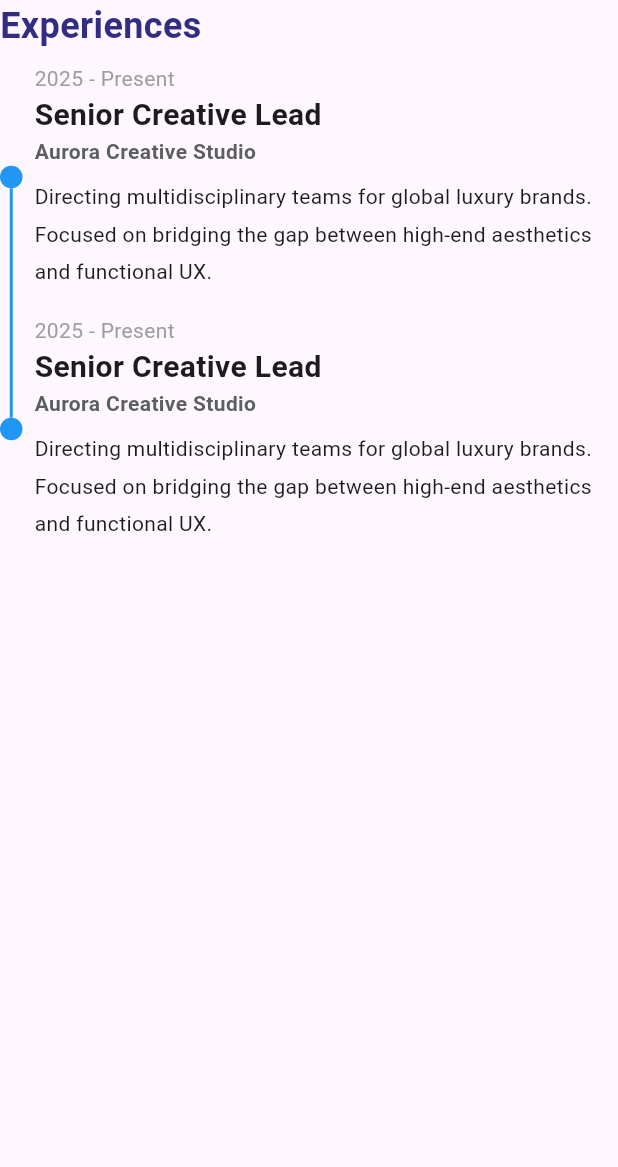
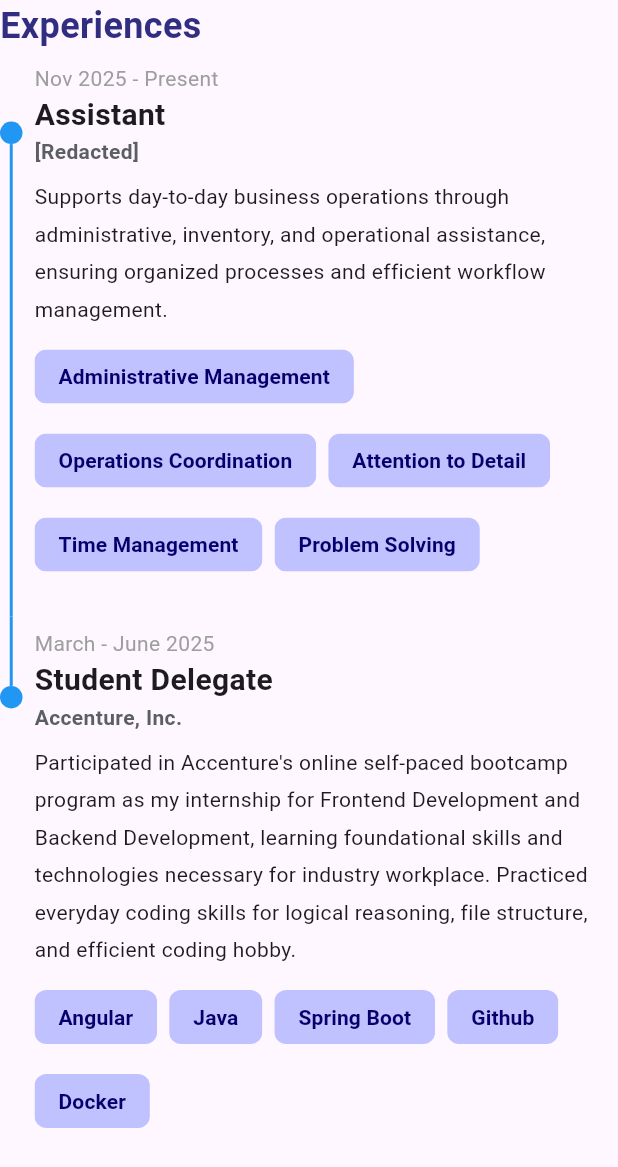
Before and after one commit to machiCHUCHU/portfolio, a Flutter app: the Experiences widget shown alone on an empty page, opened directly, on a phone screen of 412 x 824 dp. Shown: the top 1167 px of the screen. Run offline on Flutter 3.47's test engine with Material 3 defaults, Android fonts, the phone set to English and light mode, and no system bars; our stand-ins replace carousel_slider, timelines_plus.

Commit message:
added experiences

```diff
--- /dev/null
+++ b/lib/data/exp_data.dart
@@ -0,0 +1,42 @@
+class Experience {
+  final String company;
+  final String role;
+  final String duration;
+  final String desc;
+  final List<String> skills;
+
+  const Experience({
+    required this.company,
+    required this.role,
+    required this.duration,
+    required this.desc,
+    required this.skills,
+  });
+}
+
+class ExpData {
+  static const List<Experience> exp = [
+    Experience(
+      company: "[Redacted]",
+      role: "Assistant",
+      duration: "Nov 2025 - Present",
+      desc:
+          "Supports day-to-day business operations through administrative, inventory, and operational assistance, ensuring organized processes and efficient workflow management.",
+      skills: [
+        "Administrative Management",
+        "Operations Coordination",
+        "Attention to Detail",
+        "Time Management",
+        "Problem Solving",
+      ],
+    ),
+    Experience(
+      company: "Accenture, Inc.",
+      role: "Student Delegate",
+      duration: "March - June 2025",
+      desc:
+          "Participated in Accenture's online self-paced bootcamp program as my internship for Frontend Development and Backend Development, learning foundational skills and technologies necessary for industry workplace. Practiced everyday coding skills for logical reasoning, file structure, and efficient coding hobby.",
+      skills: ["Angular", "Java", "Spring Boot", "Github", "Docker"],
+    ),
+  ];
+}
--- a/lib/main.dart
+++ b/lib/main.dart
@@ -1,5 +1,6 @@
 import 'package:flutter/material.dart';
 import 'package:portfolio/widgets/about_me.dart';
+import 'package:portfolio/widgets/experiences.dart';
 import 'package:portfolio/widgets/profile.dart';
 import 'package:portfolio/widgets/projects.dart';
 
@@ -50,6 +51,7 @@ class MyPortfolio extends StatelessWidget {
                   const SizedBox(height: 8),
                   Projects(),
                   const SizedBox(height: 8),
+                  Experiences(),
                 ],
               ),
             ),
--- a/lib/widgets/experiences.dart
+++ b/lib/widgets/experiences.dart
@@ -1,8 +1,10 @@
 import 'package:flutter/material.dart';
 import 'package:timelines_plus/timelines_plus.dart';
+import '../data/exp_data.dart';
 
 class Experiences extends StatelessWidget {
-  const Experiences({super.key});
+  Experiences({super.key});
+  final List<Experience> exp = ExpData.exp;
 
   @override
   Widget build(BuildContext context) {
@@ -21,48 +23,63 @@ class Experiences extends StatelessWidget {
           shrinkWrap: true,
           physics: const NeverScrollableScrollPhysics(),
           builder: TimelineTileBuilder.connected(
-            itemCount: 2,
+            itemCount: exp.length,
             contentsAlign: ContentsAlign.basic,
             nodePositionBuilder: (context, index) => 0.0,
 
             connectorBuilder: (context, index, type) {
-              if (index == 1 && type == ConnectorType.end) {
+              if (index == exp.length - 1 && type == ConnectorType.end) {
                 return const TransparentConnector();
               }
-              return const SolidLineConnector();
+              return const SolidLineConnector(space: 8);
             },
             indicatorBuilder: (context, index) {
-              return const DotIndicator();
+              return Indicator.dot(position: 0.13);
             },
             contentsBuilder: (context, index) {
+              final Experience job = exp[index];
+
               return Padding(
                 padding: const EdgeInsets.all(8),
                 child: Column(
                   crossAxisAlignment: CrossAxisAlignment.start,
                   children: [
-                    const Text(
-                      "2025 - Present",
-                      style: TextStyle(color: Colors.grey),
-                    ),
-                    const Text(
-                      "Senior Creative Lead",
+                    Text(job.duration, style: TextStyle(color: Colors.grey)),
+                    Text(
+                      job.role,
                       style: TextStyle(
                         fontSize: 20,
                         fontWeight: FontWeight.bold,
                       ),
                     ),
-                    const Text(
-                      "Aurora Creative Studio",
+                    Text(
+                      job.company,
                       style: TextStyle(
                         color: Color(0xFF5C5F61),
                         fontWeight: FontWeight.bold,
                       ),
                     ),
                     const SizedBox(height: 8),
-                    const Text(
-                      "Directing multidisciplinary teams for global luxury brands. Focused on bridging the gap between high-end aesthetics and functional UX.",
-                      style: TextStyle(height: 1.8),
+                    Text(job.desc, style: TextStyle(height: 1.8)),
+                    const SizedBox(height: 8),
+                    Wrap(
+                      spacing: 8,
+                      runSpacing: 8,
+                      children: job.skills.map((skill) {
+                        return Chip(
+                          backgroundColor: Color(0xFFC0C1FF),
+                          side: BorderSide.none,
+                          label: Text(
+                            skill,
+                            style: TextStyle(
+                              color: Color(0xFF07006C),
+                              fontWeight: FontWeight.bold,
+                            ),
+                          ),
+                        );
+                      }).toList(),
                     ),
+                    const SizedBox(height: 16),
                   ],
                 ),
               );
```
